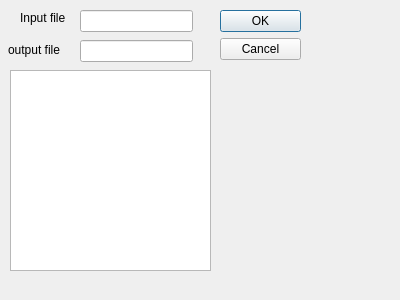
This is GUIProject/objForm.ui in MaximRobeyst/Tooldev-Assignment as Qt 5 draws it before an edit. The edited form follows.
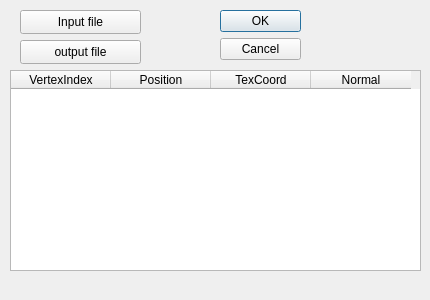
This is the edited form.

The edit to the form file:
```diff
--- a/GUIProject/objForm.ui
+++ b/GUIProject/objForm.ui
@@ -6,7 +6,7 @@
    <rect>
     <x>0</x>
     <y>0</y>
-    <width>400</width>
+    <width>430</width>
     <height>300</height>
    </rect>
   </property>
@@ -29,60 +29,63 @@
     <set>QDialogButtonBox::Cancel|QDialogButtonBox::Ok</set>
    </property>
   </widget>
-  <widget class="QLabel" name="label">
-   <property name="geometry">
-    <rect>
-     <x>20</x>
-     <y>10</y>
-     <width>49</width>
-     <height>16</height>
-    </rect>
-   </property>
-   <property name="text">
-    <string>Input file</string>
-   </property>
-  </widget>
-  <widget class="QLineEdit" name="outputFile">
-   <property name="geometry">
-    <rect>
-     <x>80</x>
-     <y>40</y>
-     <width>113</width>
-     <height>22</height>
-    </rect>
-   </property>
-  </widget>
-  <widget class="QLabel" name="label_2">
-   <property name="geometry">
-    <rect>
-     <x>8</x>
-     <y>40</y>
-     <width>61</width>
-     <height>20</height>
-    </rect>
-   </property>
-   <property name="text">
-    <string>output file</string>
-   </property>
-  </widget>
-  <widget class="QLineEdit" name="InputFile">
-   <property name="geometry">
-    <rect>
-     <x>80</x>
-     <y>10</y>
-     <width>113</width>
-     <height>22</height>
-    </rect>
-   </property>
-  </widget>
   <widget class="QTableWidget" name="tableWidget">
    <property name="geometry">
     <rect>
      <x>10</x>
      <y>70</y>
-     <width>201</width>
+     <width>411</width>
      <height>201</height>
     </rect>
+   </property>
+   <property name="columnCount">
+    <number>4</number>
+   </property>
+   <column>
+    <property name="text">
+     <string>VertexIndex</string>
+    </property>
+   </column>
+   <column>
+    <property name="text">
+     <string>Position</string>
+    </property>
+   </column>
+   <column>
+    <property name="text">
+     <string>TexCoord</string>
+    </property>
+   </column>
+   <column>
+    <property name="text">
+     <string>Normal</string>
+    </property>
+   </column>
+  </widget>
+  <widget class="QPushButton" name="inputButton">
+   <property name="geometry">
+    <rect>
+     <x>20</x>
+     <y>10</y>
+     <width>121</width>
+     <height>24</height>
+    </rect>
+   </property>
+   <property name="text">
+    <string>Input file</string>
+   </property>
+  </widget>
+  <widget class="QPushButton" name="outputButton">
+   <property name="geometry">
+    <rect>
+     <x>20</x>
+     <y>40</y>
+     <width>121</width>
+     <height>24</height>
+    </rect>
+   </property>
+   <property name="text">
+    <string>output file</string>
    </property>
   </widget>
  </widget>
```
